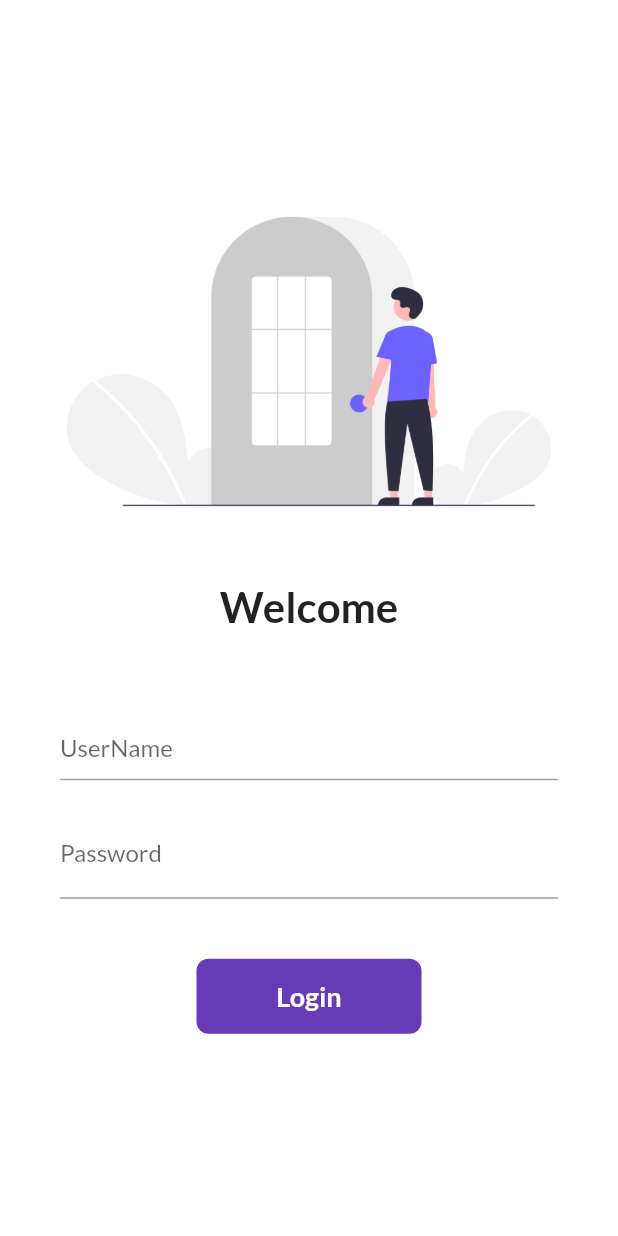
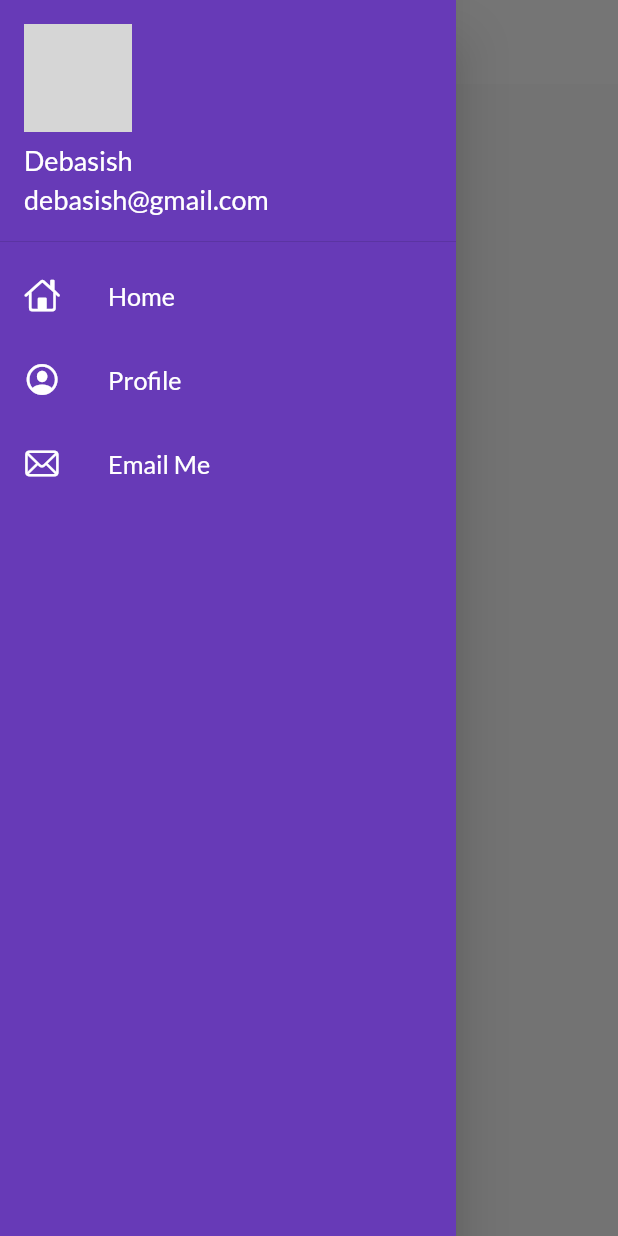
Before and after one commit to dd8745/flutter_begins, a Flutter app: the screen it shows after launch, with the side drawer open (before the commit the screen has no drawer), on a phone screen of 412 x 824 dp. Run offline on Flutter 3.47's test engine with Material 2 defaults, Android fonts, the phone set to English and light mode, and no system bars; our stand-ins replace google_fonts; network calls fail; grey boxes are pictures that could not be loaded.

Commit message:
Theme Extracted.

```diff
--- a/lib/main.dart
+++ b/lib/main.dart
@@ -3,9 +3,10 @@
 import 'package:flutter_begins/pages/homepage.dart';
 import 'package:flutter_begins/pages/login_page.dart';
 import 'package:flutter_begins/utils/routes.dart';
+import 'package:flutter_begins/widgets/theme.dart';
 import 'package:google_fonts/google_fonts.dart';
 
-void main(){
+void main() {
   runApp(MyApp());
 }
 
@@ -19,16 +20,14 @@
       // Removing the DEBUG tag from the App
       debugShowCheckedModeBanner: false,
       themeMode: ThemeMode.light,
-      theme: ThemeData(primarySwatch: Colors.deepPurple,
-      fontFamily: GoogleFonts.lato().fontFamily,
-      primaryTextTheme: GoogleFonts.latoTextTheme(),),
-      darkTheme: ThemeData(brightness: Brightness.dark),
-      initialRoute: "/login",
+      theme: MyTheme.lightTheme(context),
+      darkTheme: MyTheme.darkTheme(context),
+      initialRoute: MyRoutes.homeRoute,
       routes: {
         // Root Route
-        MyRoutes.loginRoute : (context) => LoginPage(),
-        MyRoutes.homeRoute : (context) => HomePage(),
-        MyRoutes.loginRoute : (context) => LoginPage(),
+        MyRoutes.loginRoute: (context) => LoginPage(),
+        MyRoutes.homeRoute: (context) => HomePage(),
+        MyRoutes.loginRoute: (context) => LoginPage(),
       },
     );
   }
--- a/lib/pages/homepage.dart
+++ b/lib/pages/homepage.dart
@@ -1,9 +1,9 @@
 import 'package:flutter/material.dart';
+import 'package:flutter_begins/widgets/drawer.dart';
 
 // Creating a stateless object. Name is HomePage
 class HomePage extends StatelessWidget {
   final int days = 30;
-
   const HomePage({Key? key}) : super(key: key);
 
   @override
@@ -15,7 +15,7 @@
           child: Text("Welcome to $days Flutter"),
         ),
       ),
-      drawer: Drawer(),
+      drawer: MyDrawer()
     );
   }
 }
--- /dev/null
+++ b/lib/widgets/drawer.dart
@@ -0,0 +1,68 @@
+import 'package:flutter/cupertino.dart';
+import 'package:flutter/material.dart';
+
+class MyDrawer extends StatelessWidget {
+  const MyDrawer({Key? key}) : super(key: key);
+
+  @override
+  Widget build(BuildContext context) {
+    final imageUrl =
+        "https://widgetwhats.com/app/uploads/2019/11/free-profile-photo-whatsapp-4.png";
+    return Drawer(
+      child: Container(
+        color: Colors.deepPurple,
+        child: ListView(
+          padding: EdgeInsets.zero,
+          children: [
+            DrawerHeader(
+                padding: EdgeInsets.zero,
+                child: UserAccountsDrawerHeader(
+                  margin: EdgeInsets.zero,
+                  decoration: BoxDecoration(color: Colors.deepPurple),
+                  accountName: Text("Debasish",
+                      style: TextStyle(color: Colors.white, fontSize: 18)),
+                  accountEmail: Text("debasish@gmail.com",
+                      style: TextStyle(color: Colors.white, fontSize: 18)),
+                  currentAccountPicture: CircleAvatar(
+                    backgroundImage: NetworkImage(imageUrl),
+                  ),
+                )),
+            ListTile(
+              leading: Icon(
+                CupertinoIcons.home,
+                color: Colors.white,
+              ),
+              title: Text(
+                "Home",
+                textScaleFactor: 1.2,
+                style: TextStyle(color: Colors.white),
+              ),
+            ),
+            ListTile(
+              leading: Icon(
+                CupertinoIcons.profile_circled,
+                color: Colors.white,
+              ),
+              title: Text(
+                "Profile",
+                textScaleFactor: 1.2,
+                style: TextStyle(color: Colors.white),
+              ),
+            ),
+            ListTile(
+              leading: Icon(
+                CupertinoIcons.mail,
+                color: Colors.white,
+              ),
+              title: Text(
+                "Email Me",
+                textScaleFactor: 1.2,
+                style: TextStyle(color: Colors.white),
+              ),
+            ),
+          ],
+        ),
+      ),
+    );
+  }
+}
--- /dev/null
+++ b/lib/widgets/theme.dart
@@ -0,0 +1,18 @@
+import 'package:flutter/material.dart';
+import 'package:google_fonts/google_fonts.dart';
+
+class MyTheme {
+  static ThemeData lightTheme(BuildContext context) => ThemeData(
+      primarySwatch: Colors.deepPurple,
+      fontFamily: GoogleFonts.lato().fontFamily,
+      primaryTextTheme: GoogleFonts.latoTextTheme(),
+      appBarTheme: AppBarTheme(
+        color: Colors.white,
+        elevation: 0.0,
+        iconTheme: IconThemeData(color: Colors.black),
+        textTheme: Theme.of(context).textTheme,
+      ));
+
+  static ThemeData darkTheme(BuildContext context) =>
+      ThemeData(brightness: Brightness.dark);
+}
```
